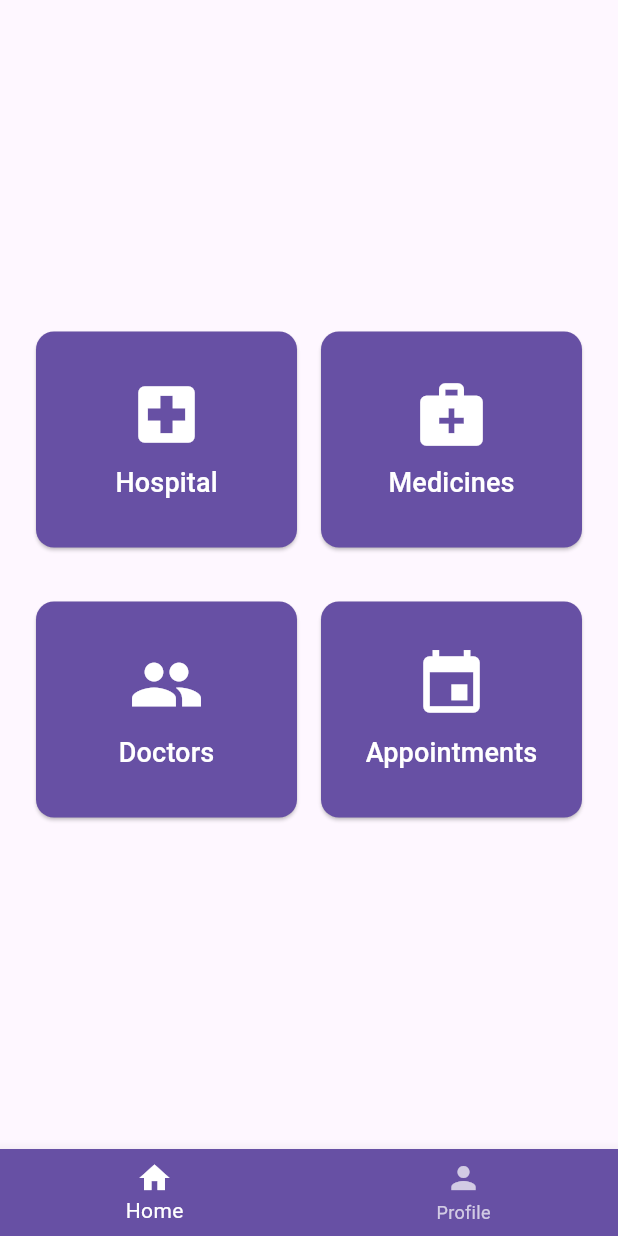
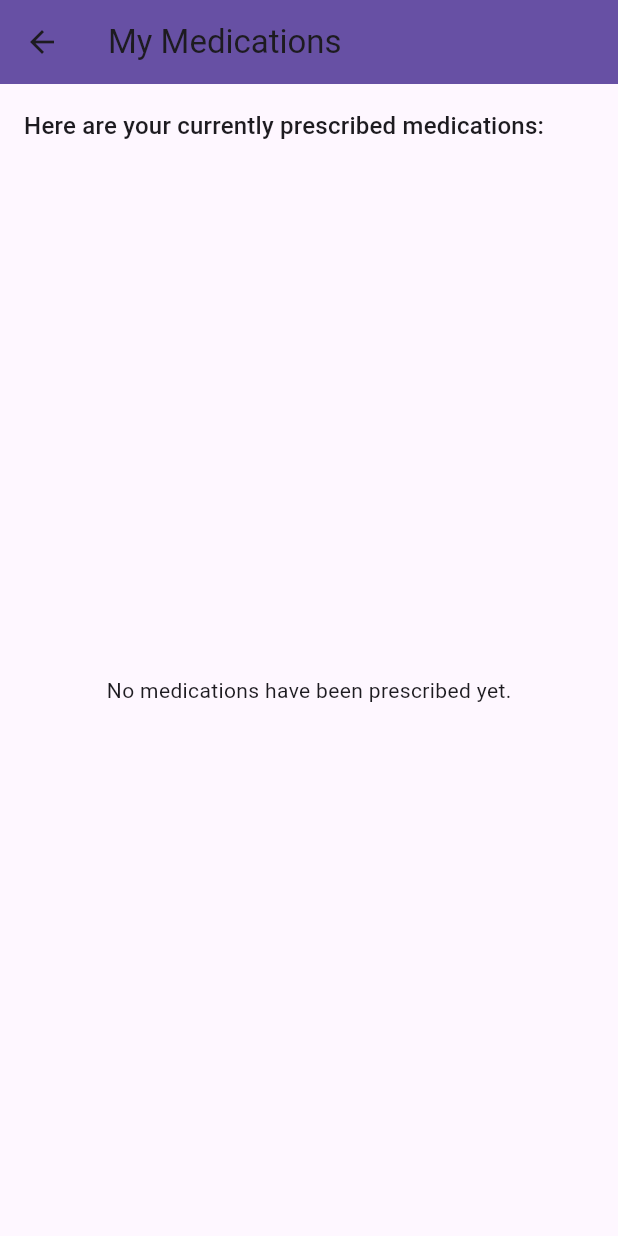
Before and after one commit to tjqqaa/ITAPP, a Flutter app: the HomeScreen screen opened directly, after a tap on "Medicines", on a phone screen of 412 x 824 dp. Run offline on Flutter 3.47's test engine with Material 3 defaults, Android fonts, the phone set to English and light mode, and no system bars.

Commit message:
Add medicines screen

```diff
--- a/lib/views/home_screen.dart
+++ b/lib/views/home_screen.dart
@@ -2,7 +2,7 @@ import 'package:flutter/material.dart';
 import 'package:project/others/theme.dart'; // Import the theme
 import 'package:project/views/profile_screen.dart'; // Import the ProfileScreen
 import 'package:project/views/appointments_screen.dart';
-
+import 'package:project/views/medication_screen.dart'; // Import the medication_screen
 class HomeScreen extends StatefulWidget {
   const HomeScreen({Key? key}) : super(key: key);
 
@@ -47,7 +47,12 @@ class _HomeScreenState extends State<HomeScreen> {
                   key: const ValueKey('medicines_button'),
                   icon: Icons.medical_services,
                   label: 'Medicines',
-                  onTap: () {},
+                  onTap: () {
+                    Navigator.push(
+                      context,
+                      MaterialPageRoute(builder: (context) => const medication_screen()),
+                    );
+                  },
                 ),
               ],
             ),
--- /dev/null
+++ b/lib/views/medication_screen.dart
@@ -0,0 +1,60 @@
+import 'package:flutter/material.dart';
+import 'package:project/views/home_screen.dart';
+import 'package:project/models/user.dart'; // Import your User model
+
+class medication_screen extends StatelessWidget {
+  const medication_screen({Key? key, this.user}) : super(key: key);
+
+  final User? user; // Receive the user object (can be null for now)
+
+  @override
+  Widget build(BuildContext context) {
+    return Scaffold(
+      appBar: AppBar(
+        title: const Text('My Medications'),
+        backgroundColor: Theme.of(context).primaryColor,
+      ),
+      body: Padding(
+        padding: const EdgeInsets.all(16.0),
+        child: Column(
+          crossAxisAlignment: CrossAxisAlignment.start,
+          children: [
+            Text(
+              'Here are your currently prescribed medications:',
+              style: Theme.of(context).textTheme.titleMedium,
+            ),
+            const SizedBox(height: 16),
+            Expanded(
+              child: _buildMedicineList(context, user?.medications ?? const []),
+            ),
+          ],
+        ),
+      ),
+    );
+  }
+
+  Widget _buildMedicineList(BuildContext context, List<String> medications) {
+    if (medications.isEmpty) {
+      return const Center(
+        child: Text('No medications have been prescribed yet.'),
+      );
+    }
+
+    return ListView.builder(
+      itemCount: medications.length,
+      itemBuilder: (context, index) {
+        final medication = medications[index];
+        return Card(
+          margin: const EdgeInsets.symmetric(vertical: 8.0),
+          child: Padding(
+            padding: const EdgeInsets.all(12.0),
+            child: Text(
+              medication,
+              style: Theme.of(context).textTheme.bodyLarge,
+            ),
+          ),
+        );
+      },
+    );
+  }
+}
```
